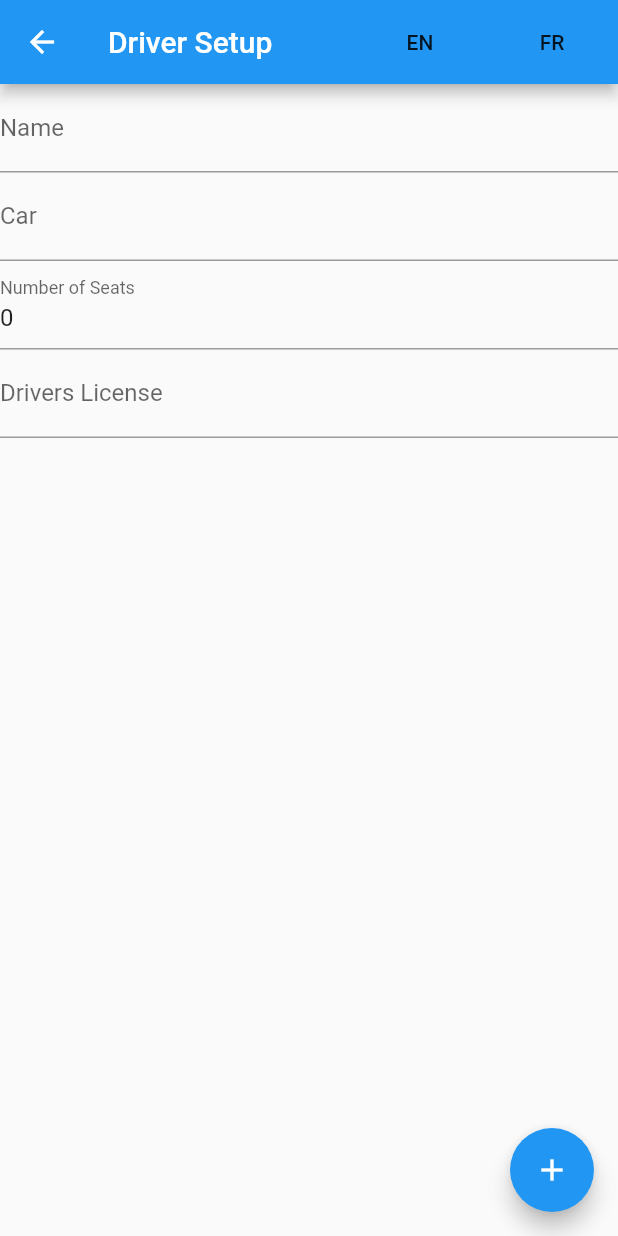
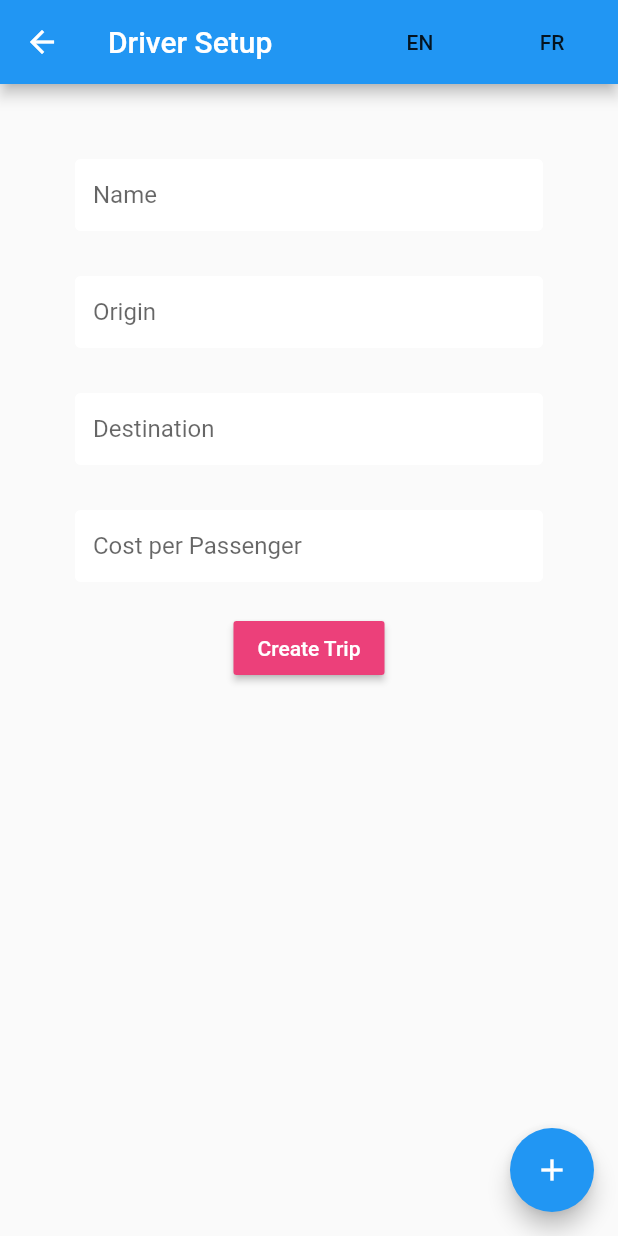
Before and after one commit to spiousjoseph/CSCI-4100, a Flutter app: the DriverSetupPage screen opened directly, on a phone screen of 412 x 824 dp. Run offline on Flutter 3.47's test engine with Material 2 defaults, Android fonts, the phone set to English and light mode, and no system bars; our stand-ins replace cloud_firestore, firebase_auth, flutter_i18n, flutter_map, flutter_spinkit, geolocator and 2 more; accounts and stored records are empty.

Commit message:
Driver setup form page WIP

```diff
--- a/groupproject/lib/driversetup.dart
+++ b/groupproject/lib/driversetup.dart
@@ -1,10 +1,8 @@
 import 'package:flutter/material.dart';
-import 'package:groupproject/driverinvites.dart';
-import 'package:flutter_localizations/flutter_localizations.dart';
 import 'package:flutter_i18n/flutter_i18n.dart';
 import 'package:flutter_i18n/flutter_i18n_delegate.dart';
-import 'package:flutter_localizations/flutter_localizations.dart';
 import 'package:cloud_firestore/cloud_firestore.dart';
+import 'package:groupproject/shared/constants.dart';
 
 
 class DriverSetupPage extends StatefulWidget {
@@ -15,10 +13,18 @@ class DriverSetupPage extends StatefulWidget {
 }
 
 class DriverSetup extends State<DriverSetupPage>{
-  String _name;
-  String _car;
-  String _NumberOfSeats;
-  String _DriversLicense;
+
+  final _formKey = GlobalKey<FormState>();
+
+  String _name = "";
+  String _origin = "";
+  String _dest = "";
+  String _cost = "";
+  int _numOfSeats = 0;
+  String _error;
+  // String _NumberOfSeats;
+  // String _DriversLicense;
+
 
   @override
   Widget build(BuildContext context){
@@ -46,52 +52,72 @@ class DriverSetup extends State<DriverSetupPage>{
           )
     ]
       ),
-      body: Center(
-        child: ListView(
+      body: Container(
+        padding: EdgeInsets.symmetric(vertical: 20.0, horizontal: 50.0),
+        child: Form(
+          key: _formKey,
+          child: Column(
             children: <Widget>[
-            //Name row
-            Column(
-              crossAxisAlignment: CrossAxisAlignment.center,
-              children: <Widget>[
-                TextField(
-                    decoration: InputDecoration(
-                      labelText: (FlutterI18n.translate(context, 'register.Name')),
-                      hintText: (FlutterI18n.translate(context, 'register.NameHint')),
+              SizedBox(height: 30.0),
+              TextFormField(
+                decoration: textInputDecoration.copyWith(hintText: 'Name'),
+                validator: (val) => val.isEmpty ? 'Enter your name' : null,
+                onChanged: (val) {
+                  setState(() => _name = val);
+                },
               ),
+              SizedBox(height: 30.0),
+              TextFormField(
+                obscureText: true,
+                decoration: textInputDecoration.copyWith(hintText: 'Origin'),
+                validator: (val) => val.isEmpty ? 'Please enter the starting location' : null,
+                onChanged: (val) {
+                  setState(() => _origin = val);
+                },
               ),
-                TextField(
-                    decoration: InputDecoration(
-                      labelText: (FlutterI18n.translate(context, 'register.Car')),
-                      hintText: (FlutterI18n.translate(context, 'register.CarHint')),
+              SizedBox(height: 30.0),
+              TextFormField(
+                obscureText: true,
+                decoration: textInputDecoration.copyWith(hintText: 'Destination'),
+                validator: (val) => val.isEmpty ? 'Please enter the destination' : null,
+                onChanged: (val) {
+                  setState(() => _dest = val);
+                },
               ),
+              SizedBox(height: 30.0),
+              TextFormField(
+                obscureText: true,
+                decoration: textInputDecoration.copyWith(hintText: 'Cost per Passenger'),
+                validator: (val) => val.isEmpty ? 'Please enter a price' : null,
+                onChanged: (val) {
+                  setState(() => _cost = val);
+                },
               ),
-                TextFormField(
-                  initialValue: '0',
-                  decoration: InputDecoration(
-                    labelText: (FlutterI18n.translate(context, 'register.NumberofSeats')),
-                    hintText: (FlutterI18n.translate(context, 'register.SeatHint')),
+              SizedBox(height: 20.0),
+              RaisedButton(
+                color: Colors.pink[400],
+                child: Text(
+                  'Create Trip',
+                  style: TextStyle(color: Colors.white),
                 ),
+                onPressed: () async {
+                  if(_formKey.currentState.validate()){
+                    // await DatabaseService(uid: user.uid).updateUserData(
+                    //   _currentSugars ?? snapshot.data.sugars,
+                    //   _currentName ?? snapshot.data.name,
+                    //   _currentStrength ?? snapshot.data.strength
+                    // );
+                  }
+                }
               ),
-                TextField(
-                  decoration: InputDecoration(
-                    labelText: (FlutterI18n.translate(context, 'register.DriversLicense')),
-                    hintText: (FlutterI18n.translate(context, 'register.LicenseHint')),
-                  ),
-                ),
-
             ],
           ),
-
-          ],
         ),
       ),
 
       floatingActionButton: FloatingActionButton(
         onPressed: () {
-          Navigator.push(context,
-            MaterialPageRoute(builder: (context) => DriverInvites()),
-          );
-          Firestore.instance.collection('drivers').add({'name': "Ted", 'license': "BBC 666"});
+          //
         },
         child: Icon(Icons.add),
       ), // This trailing comma makes auto-formatting nicer for build methods.
@@ -102,3 +128,44 @@ class DriverSetup extends State<DriverSetupPage>{
 
 
 }
+
+
+// Center(
+//         child: ListView(
+//           children: <Widget>[
+//             //Name row
+//             Column(
+//               crossAxisAlignment: CrossAxisAlignment.center,
+//               children: <Widget>[
+//                 TextField(
+//                     decoration: InputDecoration(
+//                       labelText: (FlutterI18n.translate(context, 'register.Name')),
+//                       hintText: (FlutterI18n.translate(context, 'register.NameHint')),
+//                     ),
+//                   ),
+//                 TextField(
+//                     decoration: InputDecoration(
+//                       labelText: (FlutterI18n.translate(context, 'register.Car')),
+//                       hintText: (FlutterI18n.translate(context, 'register.CarHint')),
+//                     ),
+//                   ),
+//                 TextFormField(
+//                   initialValue: '0',
+//                   decoration: InputDecoration(
+//                     labelText: (FlutterI18n.translate(context, 'register.NumberofSeats')),
+//                     hintText: (FlutterI18n.translate(context, 'register.SeatHint')),
+//                   ),
+//                 ),
+//                 TextField(
+//                   decoration: InputDecoration(
+//                     labelText: (FlutterI18n.translate(context, 'register.DriversLicense')),
+//                     hintText: (FlutterI18n.translate(context, 'register.LicenseHint')),
+//                   ),
+//                 ),
+
+//               ],
+//             ),
+
+//           ],
+//         ),
+//       ),
```
Lines whose indentation alone changed are shown as unchanged.
